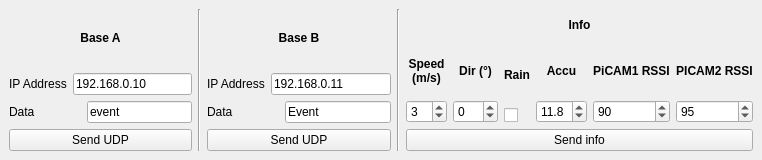
This is F3FChrono/gui/simulate_base.ui in jomarin38/F3FChrono as Qt 5 draws it before an edit. The edited form follows.
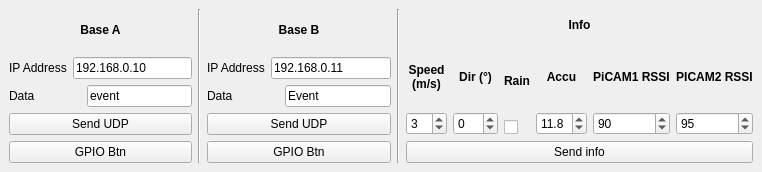
This is the edited form.

```diff
--- a/F3FChrono/gui/simulate_base.ui
+++ b/F3FChrono/gui/simulate_base.ui
@@ -7,7 +7,7 @@
     <x>0</x>
     <y>0</y>
     <width>762</width>
-    <height>160</height>
+    <height>172</height>
    </rect>
   </property>
   <property name="minimumSize">
@@ -21,7 +21,7 @@
   </property>
   <widget class="QWidget" name="centralwidget">
    <layout class="QGridLayout" name="gridLayout">
-    <item row="1" column="1">
+    <item row="3" column="0">
      <layout class="QHBoxLayout" name="horizontalLayout">
       <item>
        <layout class="QVBoxLayout" name="verticalLayout">
@@ -90,6 +90,13 @@
           </property>
          </widget>
         </item>
+        <item>
+         <widget class="QPushButton" name="btn_gpio_A">
+          <property name="text">
+           <string>GPIO Btn</string>
+          </property>
+         </widget>
+        </item>
        </layout>
       </item>
       <item>
@@ -166,6 +173,13 @@
           </property>
          </widget>
         </item>
+        <item>
+         <widget class="QPushButton" name="btn_gpio_B">
+          <property name="text">
+           <string>GPIO Btn</string>
+          </property>
+         </widget>
+        </item>
        </layout>
       </item>
       <item>
```
